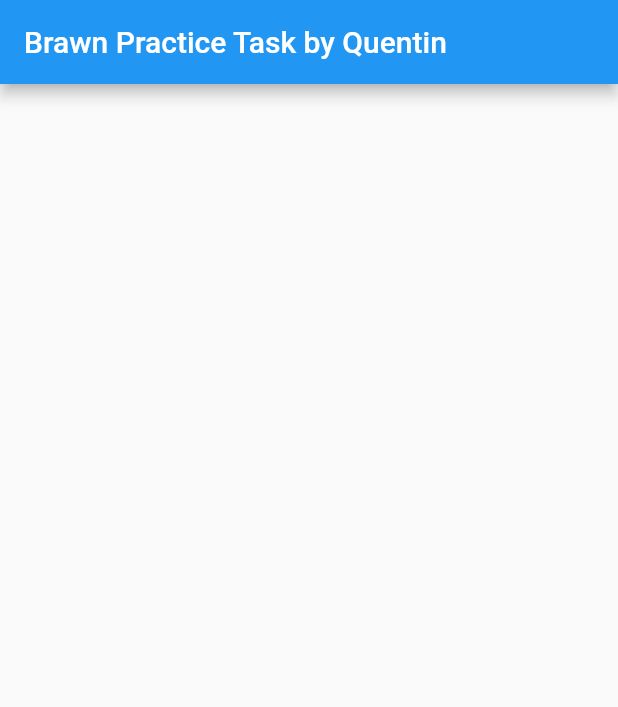
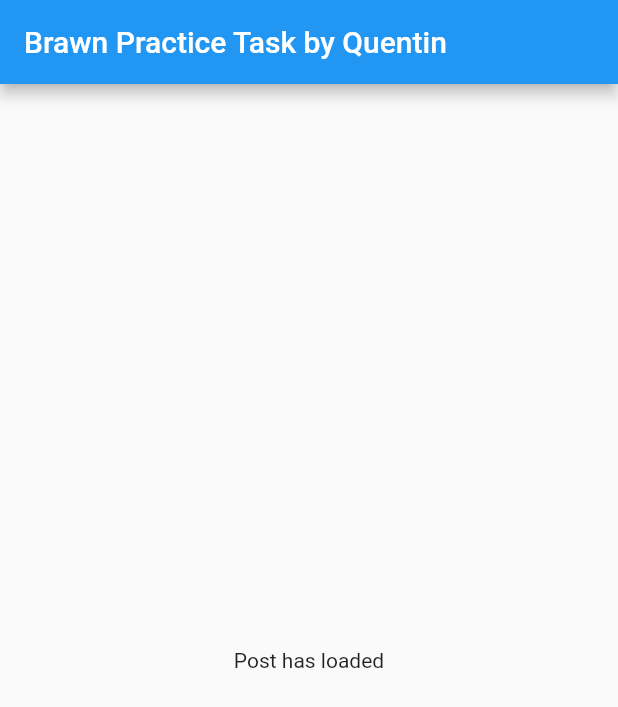
Before and after one commit to Quentinio/brawn_practical_task, a Flutter app: the screen it shows after launch, on a phone screen of 412 x 824 dp. Shown: the top 707 px of the screen. Run offline on Flutter 3.47's test engine with Material 2 defaults, Android fonts, the phone set to English and light mode, and no system bars; our stand-ins replace bloc, flutter_bloc.

Commit message:
Create Loading and Loaded state and added Bloc Provider to Home Page.

```diff
--- a/lib/bloc/post_bloc.dart
+++ b/lib/bloc/post_bloc.dart
@@ -1,5 +1,3 @@
-import 'dart:async';
-
 import 'package:bloc/bloc.dart';
 import 'package:meta/meta.dart';
 
@@ -7,9 +5,12 @@ part 'post_event.dart';
 part 'post_state.dart';
 
 class PostBloc extends Bloc<PostEvent, PostState> {
-  PostBloc() : super(PostInitial()) {
-    on<PostEvent>((event, emit) {
-      // TODO: implement event handler
+
+  PostBloc() : super(PostLoadingState()) {
+    on<LoadPostEvent>((event, emit) {
+      emit(PostLoadingState());
+      print('Switching from loading to loaded');
+      emit(PostLoadedState());
     });
   }
 }
--- a/lib/bloc/post_event.dart
+++ b/lib/bloc/post_event.dart
@@ -2,3 +2,8 @@ part of 'post_bloc.dart';
 
 @immutable
 abstract class PostEvent {}
+
+class LoadPostEvent extends PostEvent {
+  @override
+  List<Object?> get props => [];
+}
--- a/lib/bloc/post_state.dart
+++ b/lib/bloc/post_state.dart
@@ -4,3 +4,19 @@ part of 'post_bloc.dart';
 abstract class PostState {}
 
 class PostInitial extends PostState {}
+
+
+//loading state
+class PostLoadingState extends PostState {
+  @override
+  List<Object?> get props => [];
+}
+
+class PostLoadedState extends PostState {
+
+  @override
+  List<Object?> get props => [];
+}
+
+
+//TODO error state
--- a/lib/home.dart
+++ b/lib/home.dart
@@ -1,14 +1,35 @@
+import 'package:brawn_practical_task/bloc/post_bloc.dart';
 import 'package:flutter/cupertino.dart';
 import 'package:flutter/material.dart';
+import 'package:flutter_bloc/flutter_bloc.dart';
 
 class Home extends StatelessWidget {
   const Home({Key? key}) : super(key: key);
 
   @override
   Widget build(BuildContext context) {
-    return Scaffold(
-      appBar: AppBar(
-        title: const Text('Brawn Practice Task by Quentin')
+    return BlocProvider(
+        create: (context) => PostBloc(
+        )..add(LoadPostEvent()),
+      child: Scaffold(
+        appBar: AppBar(
+          title: const Text('Brawn Practice Task by Quentin'),
+        ),
+        body: BlocBuilder<PostBloc, PostState>(
+          builder: (context, state) {
+            if (state is PostLoadingState) {
+              return const Center(
+                child: CircularProgressIndicator(),
+              );
+            }
+            if (state is PostLoadedState) {
+              return const Center(
+                child: Text('Post has loaded'),
+              );
+            }
+            return Container();
+          },
+        )
       ),
     );
   }
--- a/lib/main.dart
+++ b/lib/main.dart
@@ -1,4 +1,6 @@
+import 'package:brawn_practical_task/api/post_api.dart';
 import 'package:flutter/material.dart';
+import 'package:flutter_bloc/flutter_bloc.dart';
 
 import 'home.dart';
 
@@ -12,9 +14,12 @@ class MyApp extends StatelessWidget {
   // This widget is the root of your application.
   @override
   Widget build(BuildContext context) {
-    return const MaterialApp(
+    return MaterialApp(
         debugShowCheckedModeBanner: false,
-        home: Home()
+        home: RepositoryProvider(
+          create: (context) => PostApi(),
+          child: const Home(),
+          ),
     );
   }
 }
```
